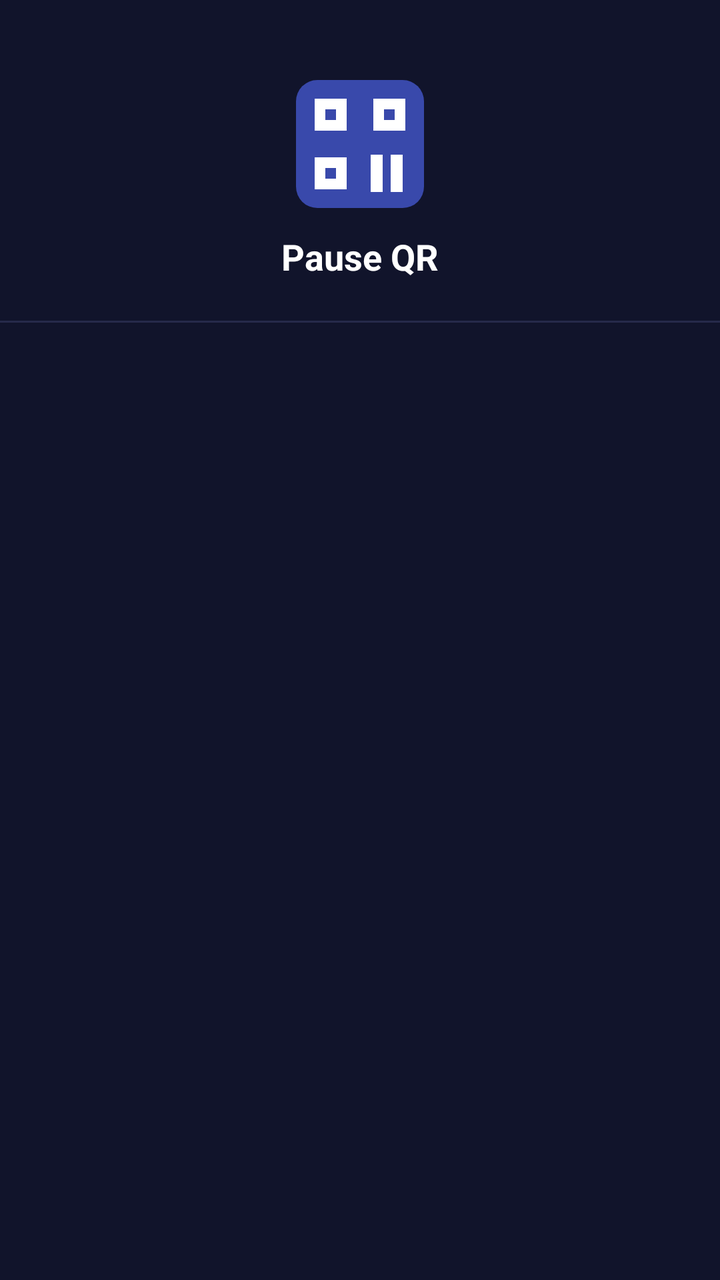
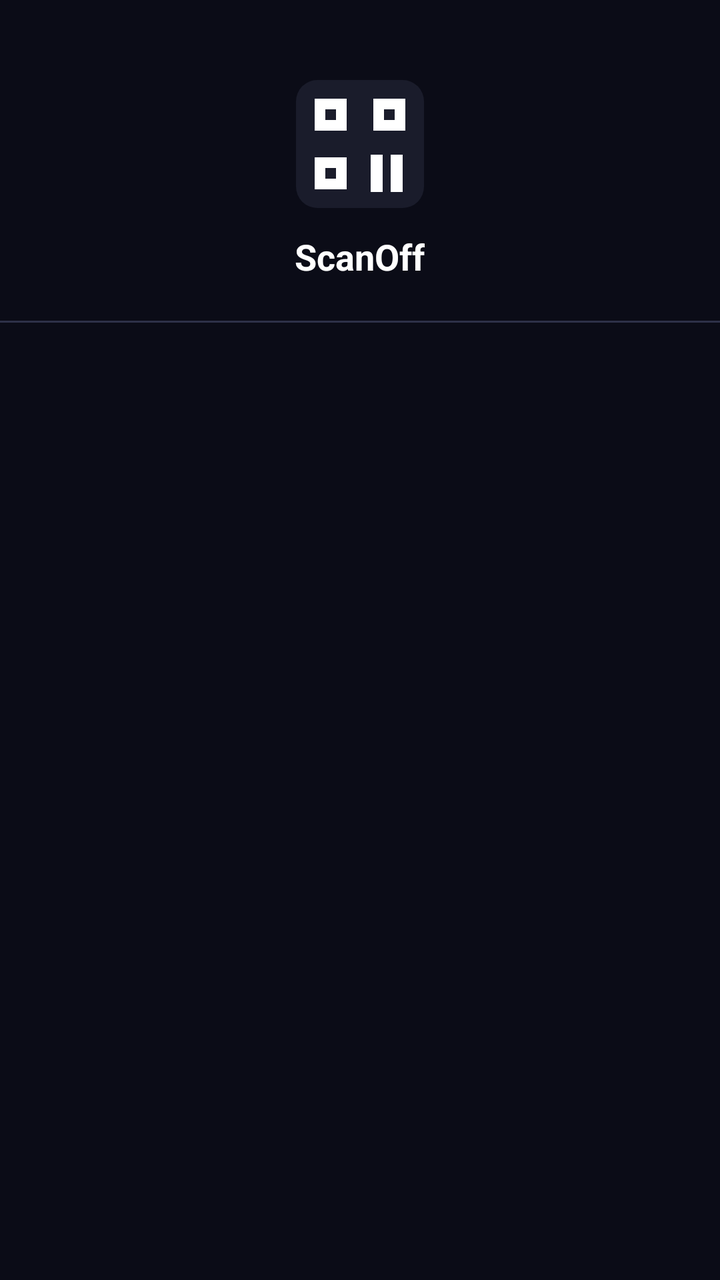

An Android layout rendered at two revisions. The XML below is the earlier revision; the diff shows what the commit changed to produce the second picture.
<!-- AndroidManifest.xml: application theme Theme.PauseQR -->
<!-- res/layout/nav_header.xml -->
<?xml version="1.0" encoding="utf-8"?>
<LinearLayout xmlns:android="http://schemas.android.com/apk/res/android"
    android:layout_width="match_parent"
    android:layout_height="wrap_content"
    android:background="@color/sidebar_bg"
    android:gravity="center_horizontal"
    android:orientation="vertical"
    android:paddingTop="40dp"
    android:paddingBottom="20dp">

    <ImageView
        android:layout_width="64dp"
        android:layout_height="64dp"
        android:contentDescription="@string/app_name"
        android:src="@drawable/ic_launcher" />

    <TextView
        android:layout_width="wrap_content"
        android:layout_height="wrap_content"
        android:layout_marginTop="12dp"
        android:text="@string/app_name"
        android:textColor="@android:color/white"
        android:textSize="18sp"
        android:textStyle="bold" />

    <View
        android:layout_width="match_parent"
        android:layout_height="1dp"
        android:layout_marginTop="20dp"
        android:background="#262A4A" />
</LinearLayout>
<!-- resources referenced by this layout -->
<resources>
  <color name="sidebar_bg">#11142B</color>
  <!-- drawable ic_launcher (drawable) -->
  <?xml version="1.0" encoding="utf-8"?>
  <vector xmlns:android="http://schemas.android.com/apk/res/android"
      android:width="48dp"
      android:height="48dp"
      android:viewportWidth="48"
      android:viewportHeight="48">
      <path android:fillColor="#3949AB" android:pathData="M8,0h32a8,8 0,0 1,8 8v32a8,8 0,0 1,-8 8H8a8,8 0,0 1,-8 -8V8a8,8 0,0 1,8 -8z" />
      <path android:fillColor="#FFFFFF" android:pathData="M7,7h12v12H7z M11,11v4h4v-4z" />
      <path android:fillColor="#FFFFFF" android:pathData="M29,7h12v12H29z M33,11v4h4v-4z" />
      <path android:fillColor="#FFFFFF" android:pathData="M7,29h12v12H7z M11,33v4h4v-4z" />
      <path android:fillColor="#FFFFFF" android:pathData="M28,28h4.5v14H28z M35.5,28H40v14h-4.5z" />
  </vector>
  <string name="app_name">Pause QR</string>
  <style name="Theme.PauseQR" parent="Theme.Material3.Light.NoActionBar">
          <item name="colorPrimary">@color/primary</item>
          <item name="colorOnPrimary">@color/on_primary</item>
          <item name="colorPrimaryContainer">@color/primary_container</item>
          <item name="colorSecondary">@color/primary</item>
          <item name="colorSurface">@color/surface</item>
          <item name="colorOnSurface">@color/text_primary</item>
          <item name="colorOutline">@color/outline</item>
          <item name="android:windowBackground">@color/background</item>
          <item name="android:statusBarColor">@color/gradient_start</item>
          <item name="android:navigationBarColor">@color/surface</item>
      </style>
  <color name="primary">#3D4FE0</color>
  <color name="on_primary">#FFFFFF</color>
  <color name="primary_container">#E1E4FF</color>
  <color name="surface">#FFFFFF</color>
  <color name="text_primary">#1A1C33</color>
  <color name="outline">#DEE1F2</color>
  <color name="background">#F5F6FD</color>
  <color name="gradient_start">#6A5FD6</color>
</resources>

<!-- the commit's change to res/layout/nav_header.xml (unified diff, before → after) -->
@@ -27,5 +27,5 @@
         android:layout_width="match_parent"
         android:layout_height="1dp"
         android:layout_marginTop="20dp"
-        android:background="#262A4A" />
+        android:background="@color/outline" />
 </LinearLayout>
<!-- resource entries referenced after the edit -->
@@ -1,6 +1,6 @@
 <!-- resources referenced by this layout -->
 <resources>
-  <color name="sidebar_bg">#11142B</color>
+  <color name="sidebar_bg">#0B0C17</color>
   <!-- drawable ic_launcher (drawable) -->
   <?xml version="1.0" encoding="utf-8"?>
   <vector xmlns:android="http://schemas.android.com/apk/res/android"
@@ -8,14 +8,14 @@
       android:height="48dp"
       android:viewportWidth="48"
       android:viewportHeight="48">
-      <path android:fillColor="#3949AB" android:pathData="M8,0h32a8,8 0,0 1,8 8v32a8,8 0,0 1,-8 8H8a8,8 0,0 1,-8 -8V8a8,8 0,0 1,8 -8z" />
+      <path android:fillColor="#1A1C2B" android:pathData="M8,0h32a8,8 0,0 1,8 8v32a8,8 0,0 1,-8 8H8a8,8 0,0 1,-8 -8V8a8,8 0,0 1,8 -8z" />
       <path android:fillColor="#FFFFFF" android:pathData="M7,7h12v12H7z M11,11v4h4v-4z" />
       <path android:fillColor="#FFFFFF" android:pathData="M29,7h12v12H29z M33,11v4h4v-4z" />
       <path android:fillColor="#FFFFFF" android:pathData="M7,29h12v12H7z M11,33v4h4v-4z" />
       <path android:fillColor="#FFFFFF" android:pathData="M28,28h4.5v14H28z M35.5,28H40v14h-4.5z" />
   </vector>
-  <string name="app_name">Pause QR</string>
-  <style name="Theme.PauseQR" parent="Theme.Material3.Light.NoActionBar">
+  <string name="app_name">ScanOff</string>
+  <style name="Theme.PauseQR" parent="Theme.Material3.Dark.NoActionBar">
           <item name="colorPrimary">@color/primary</item>
           <item name="colorOnPrimary">@color/on_primary</item>
           <item name="colorPrimaryContainer">@color/primary_container</item>
@@ -24,16 +24,15 @@
           <item name="colorOnSurface">@color/text_primary</item>
           <item name="colorOutline">@color/outline</item>
           <item name="android:windowBackground">@color/background</item>
-          <item name="android:statusBarColor">@color/gradient_start</item>
-          <item name="android:navigationBarColor">@color/surface</item>
+          <item name="android:statusBarColor">@color/background</item>
+          <item name="android:navigationBarColor">@color/background</item>
       </style>
-  <color name="primary">#3D4FE0</color>
-  <color name="on_primary">#FFFFFF</color>
-  <color name="primary_container">#E1E4FF</color>
-  <color name="surface">#FFFFFF</color>
-  <color name="text_primary">#1A1C33</color>
-  <color name="outline">#DEE1F2</color>
-  <color name="background">#F5F6FD</color>
-  <color name="gradient_start">#6A5FD6</color>
+  <color name="primary">#FFFFFF</color>
+  <color name="on_primary">#0B0C17</color>
+  <color name="primary_container">#22243A</color>
+  <color name="surface">#1A1C2B</color>
+  <color name="text_primary">#FFFFFF</color>
+  <color name="outline">#2E3148</color>
+  <color name="background">#0B0C17</color>
 </resources>
 
